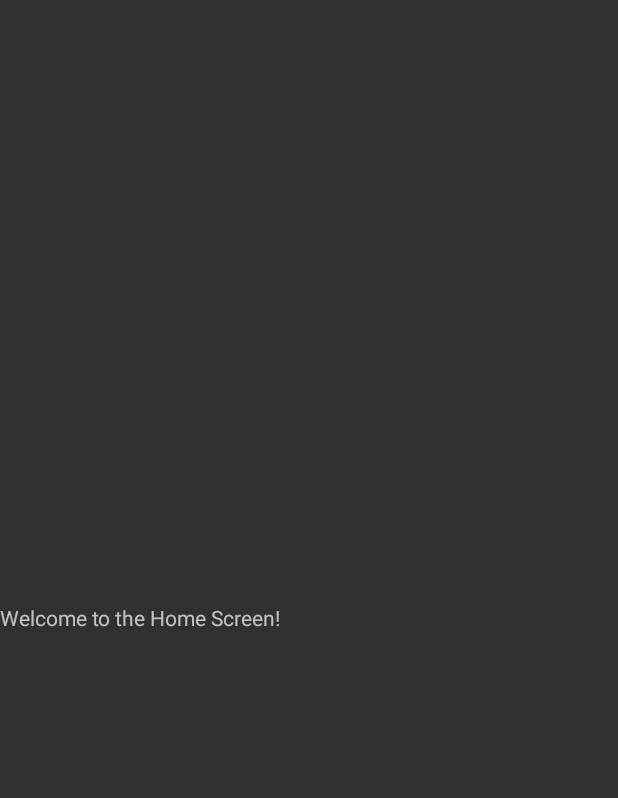
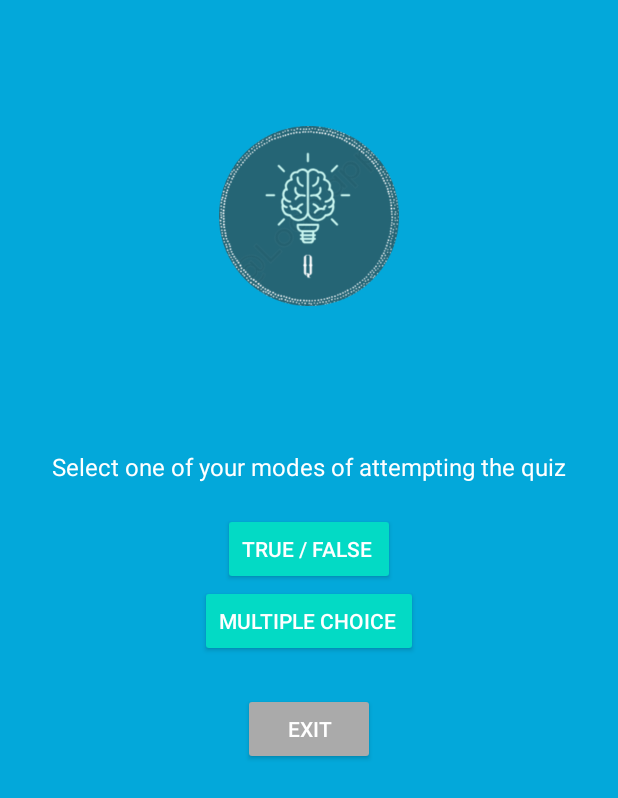
Before and after one commit to pranavpratheekmalleboyina/android-quizoku-app, an Android app: the screen it shows after launch (MainActivity), on a phone screen of 412 x 824 dp. Before the commit the part shown is almost empty. Shown: the top 798 px of the screen. Run offline under Robolectric (Android 15) with nearby library versions, the phone set to English and light mode, and no system bars.

Commit message:
Added the home screen for the app with both the true-false and the multichoice options

```diff
--- a/app/src/main/java/com/pranav/quizoku/MainActivity.java
+++ b/app/src/main/java/com/pranav/quizoku/MainActivity.java
@@ -1,15 +1,57 @@
 package com.pranav.quizoku;
 
+import android.content.Intent;
 import android.os.Bundle;
+import android.widget.Button;
 
+import androidx.appcompat.app.AlertDialog;
 import androidx.appcompat.app.AppCompatActivity;
 
 public class MainActivity extends AppCompatActivity {
 
+    private Button trueFalseButton;
+    private Button multiChoiceButton;
+    private Button exitButton;
     @Override
     public void onCreate(Bundle savedInstanceState) {
         super.onCreate(savedInstanceState);
         setContentView(R.layout.activity_main);
 
+        trueFalseButton = findViewById(R.id.true_false_button);
+        multiChoiceButton = findViewById(R.id.multi_choice_button);
+        exitButton = findViewById(R.id.exit_button);
+
+        trueFalseButton.setOnClickListener(v -> showConfirmationDialog(
+                "Are you sure that you want to start the True/False Quiz?",
+                () -> {
+                    Intent intent = new Intent(MainActivity.this, TrueFalseQuizActivity.class);
+                    startActivity(intent);
+                }
+        ));
+
+        multiChoiceButton.setOnClickListener(v -> showConfirmationDialog(
+                "Are you sure that you want to start the Multi Choice Quiz?",
+                () -> {
+                    Intent intent = new Intent(MainActivity.this, TrueFalseQuizActivity.class);
+                    startActivity(intent);
+                }
+        ));
+
+        exitButton.setOnClickListener(v -> showConfirmationDialog(
+                "Are you sure that you want to exit the app?",
+                () -> {
+                    finishAffinity();
+                }
+        )); // Exit the app
+    }
+
+    private void showConfirmationDialog(String message, Runnable onConfirmAction) {
+        new AlertDialog.Builder(this)
+                .setTitle("Confirmation")
+                .setMessage(message)
+                .setCancelable(true)
+                .setPositiveButton("Yes", (dialog, which) -> onConfirmAction.run())
+                .setNegativeButton("No", (dialog, which) -> dialog.dismiss())
+                .show();
     }
 }
--- a/app/src/main/res/layout/activity_main.xml
+++ b/app/src/main/res/layout/activity_main.xml
@@ -1,14 +1,73 @@
 <?xml version="1.0" encoding="utf-8"?>
-<LinearLayout xmlns:android="http://schemas.android.com/apk/res/android"
-    xmlns:app="http://schemas.android.com/apk/res-auto"
-    xmlns:tools="http://schemas.android.com/tools"
+<RelativeLayout xmlns:android="http://schemas.android.com/apk/res/android"
+    android:id="@+id/home_root"
     android:layout_width="match_parent"
-    android:layout_height="match_parent">
+    android:layout_height="match_parent"
+    android:background="#03A8DA"
+    android:padding="24dp">
 
-    <TextView
-        android:id="@+id/textView"
-        android:layout_width="wrap_content"
+    <!-- Header (Logo + Title + Tagline) -->
+    <LinearLayout
+        android:id="@+id/header_layout"
+        android:layout_width="match_parent"
         android:layout_height="wrap_content"
-        android:layout_gravity="center"
-        android:text="Welcome to the Home Screen!" />
-</LinearLayout>
+        android:layout_alignParentTop="true"
+        android:orientation="vertical"
+        android:gravity="center_horizontal"
+        android:layout_marginTop="60dp">
+
+        <ImageView
+            android:id="@+id/logo"
+            android:layout_width="120dp"
+            android:layout_height="120dp"
+            android:src="@drawable/app_icon"
+            android:contentDescription="App Logo"
+            android:layout_marginBottom="16dp" />
+
+    </LinearLayout>
+
+    <!-- Button Section -->
+    <LinearLayout
+        android:id="@+id/button_layout"
+        android:layout_width="match_parent"
+        android:layout_height="wrap_content"
+        android:orientation="vertical"
+        android:gravity="center_horizontal"
+        android:layout_below="@id/header_layout"
+        android:layout_marginTop="80dp">
+
+        <TextView
+            android:id="@+id/tagline"
+            android:layout_width="wrap_content"
+            android:layout_height="wrap_content"
+            android:text="Select one of your modes of attempting the quiz"
+            android:textSize="16sp"
+            android:textColor="@android:color/white"
+            android:layout_marginBottom="20dp"/>
+
+        <Button
+            android:id="@+id/true_false_button"
+            android:layout_width="wrap_content"
+            android:layout_height="wrap_content"
+            android:text="True / False "
+            android:backgroundTint="@color/teal_200"
+            android:textColor="@android:color/white" />
+
+        <Button
+            android:id="@+id/multi_choice_button"
+            android:layout_width="wrap_content"
+            android:layout_height="wrap_content"
+            android:text="Multiple Choice "
+            android:backgroundTint="@color/teal_200"
+            android:textColor="@android:color/white"
+            android:layout_marginBottom="24dp" />
+
+        <Button
+            android:id="@+id/exit_button"
+            android:layout_width="wrap_content"
+            android:layout_height="wrap_content"
+            android:text="Exit"
+            android:backgroundTint="@android:color/darker_gray"
+            android:textColor="@android:color/white" />
+    </LinearLayout>
+</RelativeLayout>
```
Also changed, not shown: app/src/main/AndroidManifest.xml (+10 -0 lines), app/src/main/java/com/pranav/quizoku/MultiChoiceQuizActivity.java (added, +13 -0 lines), app/src/main/java/com/pranav/quizoku/TrueFalseQuizActivity.java (added, +13 -0 lines), app/src/main/res/layout/activity_multi_choice_quiz.xml (added, +14 -0 lines), app/src/main/res/layout/activity_true_false_quiz.xml (added, +14 -0 lines).
